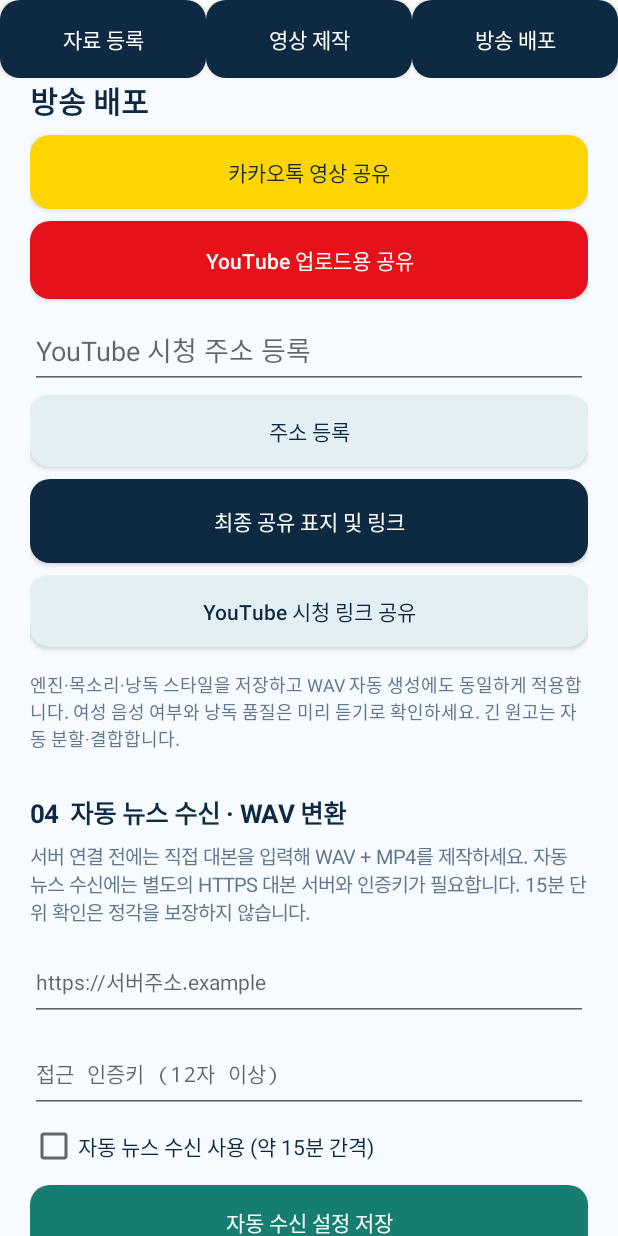
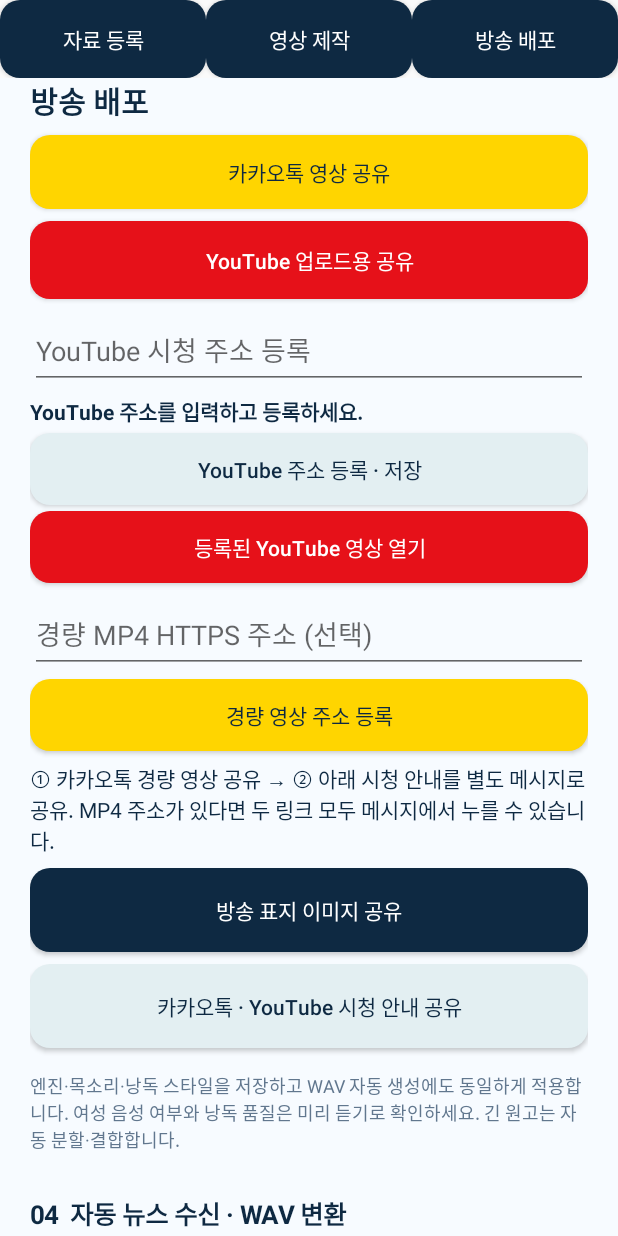
Before and after one commit to JEONGHWAN-NOH/NewsVoiceWAV, an Android app: the screen it shows after launch (MainActivity), after a tap on "방송 배포", on a phone screen of 412 x 824 dp. Run offline under Robolectric (Android 15) with nearby library versions, the phone set to English and light mode, and no system bars; pictures from the network do not load; 11 statements that could not run were skipped.

Commit message:
Build independent v6.1 with validated video URLs and separate dual-view sharing

```diff
--- a/app/build.gradle
+++ b/app/build.gradle
@@ -1,14 +1,14 @@
 plugins { id 'com.android.application' }
-def releaseVersion = '6.0'
+def releaseVersion = '6.1'
 
 android {
     namespace 'com.newsvoice.tts'
     compileSdk 35
     defaultConfig {
-        applicationId 'com.newsvoice.tts.v60'
+        applicationId 'com.newsvoice.tts.v61'
         minSdk 29
         targetSdk 35
-        versionCode 60
+        versionCode 61
         versionName releaseVersion
         testInstrumentationRunner 'com.newsvoice.tts.LiteBroadcastTest'
         resValue 'string', 'app_display_name', "뉴스보이스 WAV ${releaseVersion}"
--- a/app/src/main/java/com/newsvoice/tts/MainActivity.java
+++ b/app/src/main/java/com/newsvoice/tts/MainActivity.java
@@ -408,9 +408,15 @@ public final class MainActivity extends Activity implements TextToSpeech.OnInitL
         Button youtube=btn("YouTube 업로드용 공유",0xffe61119,Color.WHITE);body.addView(youtube,lp(-1,52,8));
         youtube.setOnClickListener(v->shareUri("last_youtube_uri","video/mp4","YouTube 업로드용 영상"));
         EditText url=new EditText(this);url.setSingleLine(true);url.setHint("YouTube 시청 주소 등록");url.setInputType(InputType.TYPE_CLASS_TEXT|InputType.TYPE_TEXT_VARIATION_URI);url.setText(AppPrefs.get(this).getString("youtube_url",""));body.addView(url,lp(-1,52,8));
-        Button register=btn("주소 등록",0xffe3eff2,DARK);body.addView(register,lp(-1,48,4));register.setOnClickListener(v->{String value=url.getText().toString().trim();Uri u=Uri.parse(value);String host=u.getHost();if(!"https".equals(u.getScheme())||host==null||!(host.equalsIgnoreCase("youtu.be")||host.equalsIgnoreCase("www.youtube.com")||host.equalsIgnoreCase("youtube.com")||host.equalsIgnoreCase("m.youtube.com"))){updateStatus("올바른 YouTube HTTPS 주소를 입력하세요.");return;}AppPrefs.get(this).edit().putString("youtube_url",value).apply();Toast.makeText(this,"주소 등록 완료",Toast.LENGTH_SHORT).show();});
-        Button shareCover=btn("최종 공유 표지 및 링크",DARK,Color.WHITE);body.addView(shareCover,lp(-1,56,8));shareCover.setOnClickListener(v->shareUri("last_share_cover","image/jpeg","방송 표지 공유"));
-        Button shareLink=btn("YouTube 시청 링크 공유",0xffe3eff2,DARK);body.addView(shareLink,lp(-1,48,8));shareLink.setOnClickListener(v->{String value=AppPrefs.get(this).getString("youtube_url","");if(value.isEmpty()){Toast.makeText(this,"YouTube 주소를 등록하세요.",Toast.LENGTH_SHORT).show();return;}Intent send=new Intent(Intent.ACTION_SEND).setType("text/plain").putExtra(Intent.EXTRA_TEXT,"오늘의 종합뉴스\n"+value);startActivity(Intent.createChooser(send,"시청 링크 공유"));});
+        TextView linkStatus=text("YouTube 주소를 입력하고 등록하세요.",14,true);body.addView(linkStatus,lp(-1,-2,4));
+        Button register=btn("YouTube 주소 등록 · 저장",0xffe3eff2,DARK);body.addView(register,lp(-1,48,4));
+        register.setOnClickListener(v->{String value=ShareLinks.youtube(url.getText().toString());if(value.isEmpty()){url.setError("영상 주소를 확인하세요 (youtu.be, watch, Shorts)");linkStatus.setText("등록 실패: 영상 링크가 필요합니다.");return;}AppPrefs.get(this).edit().putString("youtube_url",value).commit();url.setText(value);url.setError(null);linkStatus.setText("등록 완료 · "+value);});
+        Button verify=btn("등록된 YouTube 영상 열기",0xffe61119,Color.WHITE);body.addView(verify,lp(-1,48,4));verify.setOnClickListener(v->{String value=AppPrefs.get(this).getString("youtube_url","");if(value.isEmpty()){url.setError("주소를 먼저 등록하세요.");return;}try{startActivity(new Intent(Intent.ACTION_VIEW,Uri.parse(value)));}catch(Exception e){linkStatus.setText("주소 열기 실패: "+e.getClass().getSimpleName());}});
+        EditText kakaoUrl=new EditText(this);kakaoUrl.setSingleLine(true);kakaoUrl.setHint("경량 MP4 HTTPS 주소 (선택)");kakaoUrl.setInputType(InputType.TYPE_CLASS_TEXT|InputType.TYPE_TEXT_VARIATION_URI);kakaoUrl.setText(AppPrefs.get(this).getString("kakao_url",""));body.addView(kakaoUrl,lp(-1,52,8));
+        Button registerKakao=btn("경량 영상 주소 등록",0xffffd500,DARK);body.addView(registerKakao,lp(-1,48,4));registerKakao.setOnClickListener(v->{String raw=kakaoUrl.getText().toString().trim();String value=ShareLinks.mp4(raw);if(!raw.isEmpty()&&value.isEmpty()){kakaoUrl.setError("외부에서 열 수 있는 HTTPS MP4 주소를 입력하세요.");return;}AppPrefs.get(this).edit().putString("kakao_url",value).commit();kakaoUrl.setError(null);linkStatus.setText(value.isEmpty()?"MP4 주소 없이 첨부 영상으로 공유합니다.":"MP4 주소 등록 완료");});
+        body.addView(text("① 카카오톡 경량 영상 공유 → ② 아래 시청 안내를 별도 메시지로 공유. MP4 주소가 있다면 두 링크 모두 메시지에서 누를 수 있습니다.",14,false),lp(-1,-2,8));
+        Button shareCover=btn("방송 표지 이미지 공유",DARK,Color.WHITE);body.addView(shareCover,lp(-1,56,8));shareCover.setOnClickListener(v->shareUri("last_share_cover","image/jpeg","방송 표지 공유"));
+        Button shareLink=btn("카카오톡 · YouTube 시청 안내 공유",0xffe3eff2,DARK);body.addView(shareLink,lp(-1,56,8));shareLink.setOnClickListener(v->{String value=AppPrefs.get(this).getString("youtube_url","");if(value.isEmpty()){linkStatus.setText("YouTube 주소를 먼저 등록하세요.");url.setError("등록 필요");return;}String message=ShareLinks.message(AppPrefs.get(this).getString("kakao_url",""),value);Intent send=new Intent(Intent.ACTION_SEND).setType("text/plain").putExtra(Intent.EXTRA_TEXT,message);startActivity(Intent.createChooser(send,"두 가지 시청 방법 공유"));});
         videoCheck.setOnCheckedChangeListener((button,isChecked)->{
             AppPrefs.get(this).edit().putBoolean("video",isChecked).apply();
             save.setText(isChecked?"영상 일괄 제작":"WAV 음성 자동 생성 및 다운로드 저장");
@@ -627,7 +633,7 @@ public final class MainActivity extends Activity implements TextToSpeech.OnInitL
                             samsungWavVerified=true;
                             samsungWavButton.setEnabled(true);
                             samsungApplyButton.setEnabled(true);
-                            samsungTestStatus.setText("WAV 저장 성공: 다운로드/1. 필리핀뉴스 v5.45 Lite/날짜별 폴더/newsvoice_samsung_test_"+stamp+".wav. 파일을 재생해 실제 삼성 목소리와 동일한지 확인한 후 적용하세요.");
+                            samsungTestStatus.setText("WAV 저장 성공: 다운로드/NewsVoice v6.1/날짜별 폴더/newsvoice_samsung_test_"+stamp+".wav. 파일을 재생해 실제 삼성 목소리와 동일한지 확인한 후 적용하세요.");
                         });
                     }catch(Exception e){
                         main.post(()->{
@@ -806,7 +812,7 @@ public final class MainActivity extends Activity implements TextToSpeech.OnInitL
             startActivity(view);
         }catch(ActivityNotFoundException | SecurityException ex){
             updateStatus("MP4 열기 오류: "+ex.getClass().getSimpleName()+
-                ". 내 파일 → 다운로드 → 1. 필리핀뉴스 v5.45 Lite → 날짜별 폴더에서 확인하세요.");
+                ". 내 파일 → 다운로드 → NewsVoice v6.1 → 날짜별 폴더에서 확인하세요.");
         }
     }
     private String reviewEditorScript(){
@@ -942,7 +948,7 @@ public final class MainActivity extends Activity implements TextToSpeech.OnInitL
         });
         Button refresh=btn("자동 작업 상태 새로고침",0xffe7f2f3,DARK);body.addView(refresh,lp(-1,48,8));
         refresh.setOnClickListener(v->updateStatus(AppPrefs.get(this).getString("status","아직 처리 내역 없음")));
-        TextView caution=text("자동 모드는 검증된 원고를 받아 WAV와 MP4를 다운로드/1. 필리핀뉴스 v5.45 Lite/날짜별 폴더에 저장합니다. MP4에는 등록된 A 타입 오프닝이 자동 적용됩니다. WAV만 설정한 서버로 전송합니다.",12,false);
+        TextView caution=text("자동 모드는 검증된 원고를 받아 WAV와 MP4를 다운로드/NewsVoice v6.1/날짜별 폴더에 저장합니다. MP4에는 등록된 A 타입 오프닝이 자동 적용됩니다. WAV만 설정한 서버로 전송합니다.",12,false);
         caution.setTextColor(0xff61778e);body.addView(caution,lp(-1,-2,12));
     }
     private boolean saveAutoSettings(){
--- a/app/src/main/java/com/newsvoice/tts/ManualRenderService.java
+++ b/app/src/main/java/com/newsvoice/tts/ManualRenderService.java
@@ -117,7 +117,7 @@ public final class ManualRenderService extends Service {
                 wav=synthesize(NewsBroadcastSegments.audioScript(sections),"manual_"+stamp);
                 DownloadsPublisher.publish(context,wav,names.wav());
                 progress("WAV 저장 완료",100);
-                report("저장 완료: 다운로드/1. 필리핀뉴스 v5.45 Lite/"+names.dateFolder+"/"+names.wav());
+                report("저장 완료: 다운로드/NewsVoice v6.1/"+names.dateFolder+"/"+names.wav());
                 success=true;return;
             }
             List<NewsStory> pages=NewsCardPainter.paginateBroadcast(sections);
@@ -152,7 +152,7 @@ public final class ManualRenderService extends Service {
             progress("카카오톡용 저장 중",95);
             Uri saved=DownloadsPublisher.publish(context,mp4,names.base+"_kakao.mp4");
             AppPrefs.get(context).edit().putString("last_mp4_uri",saved.toString())
-                .putString("last_mp4_name",names.base+"_kakao.mp4").remove("last_youtube_uri").remove("youtube_url").remove("last_share_cover").apply();
+                .putString("last_mp4_name",names.base+"_kakao.mp4").remove("last_youtube_uri").remove("youtube_url").remove("kakao_url").remove("last_share_cover").apply();
             progress("YouTube용 영상 제작 중",96);
             NewsVideoComposer.create(context,pages,parts,sentenceFrames,mp4,step->report("YouTube · "+step),NewsVideoComposer.Quality.YOUTUBE);
             Uri youtube=DownloadsPublisher.publish(context,mp4,names.base+"_youtube.mp4");
@@ -162,7 +162,7 @@ public final class ManualRenderService extends Service {
                 Uri cover=DownloadsPublisher.publish(context,card,names.base+"_cover.jpg");
                 AppPrefs.get(context).edit().putString("last_share_cover",cover.toString()).apply();
             } finally {card.delete();}
-            progress("저장 완료: 다운로드/1. 필리핀뉴스 v5.45 Lite/"+names.dateFolder+(AppPrefs.keepWav(context)?" → MP4 · WAV":" → MP4"),100);
+            progress("저장 완료: 다운로드/NewsVoice v6.1/"+names.dateFolder+(AppPrefs.keepWav(context)?" → MP4 · WAV":" → MP4"),100);
             success=true;
         }finally{
             for(File f:parts)f.delete();
--- a/app/src/main/java/com/newsvoice/tts/NewsOutputNaming.java
+++ b/app/src/main/java/com/newsvoice/tts/NewsOutputNaming.java
@@ -14,7 +14,7 @@ public final class NewsOutputNaming {
     private static final DateTimeFormatter DATE=DateTimeFormatter.ofPattern("yyyy-MM-dd",Locale.ROOT);
     // Seconds avoid most duplicate filenames while keeping the clock readable.
     private static final DateTimeFormatter TIME=DateTimeFormatter.ofPattern("HHmmss",Locale.ROOT);
-    public static final String DIRECTORY_NAME="NewsVoice v6.0";
+    public static final String DIRECTORY_NAME="NewsVoice v6.1";
 
     public static final class Names {
         public final String dateFolder,base;
```
Also changed, not shown: app/src/main/java/com/newsvoice/tts/ShareLinks.java (added, +32 -0 lines), 3 other files.
